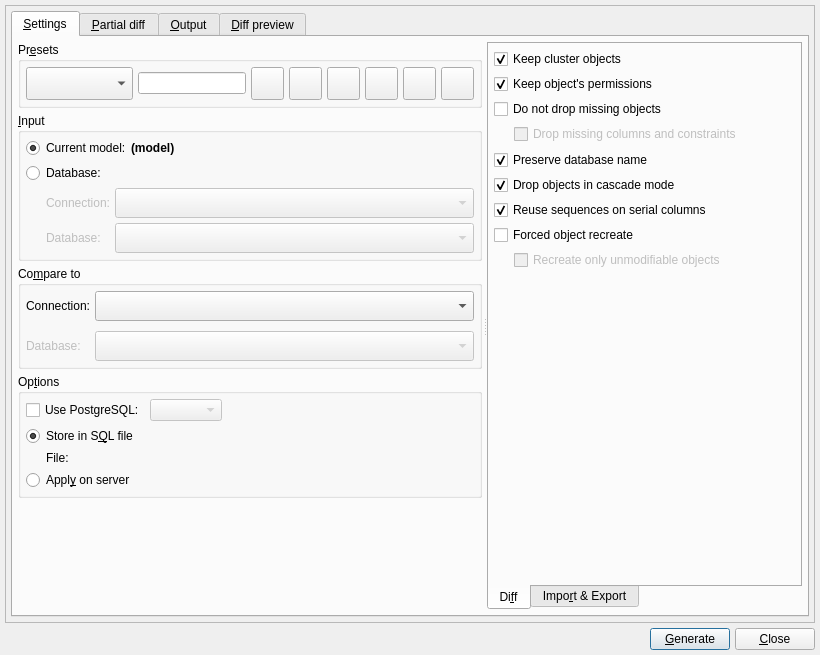
First picture: the form in libs/libgui/ui/tools/modeldatabasediffform.ui, repository pgmodeler/pgmodeler, before the edit.
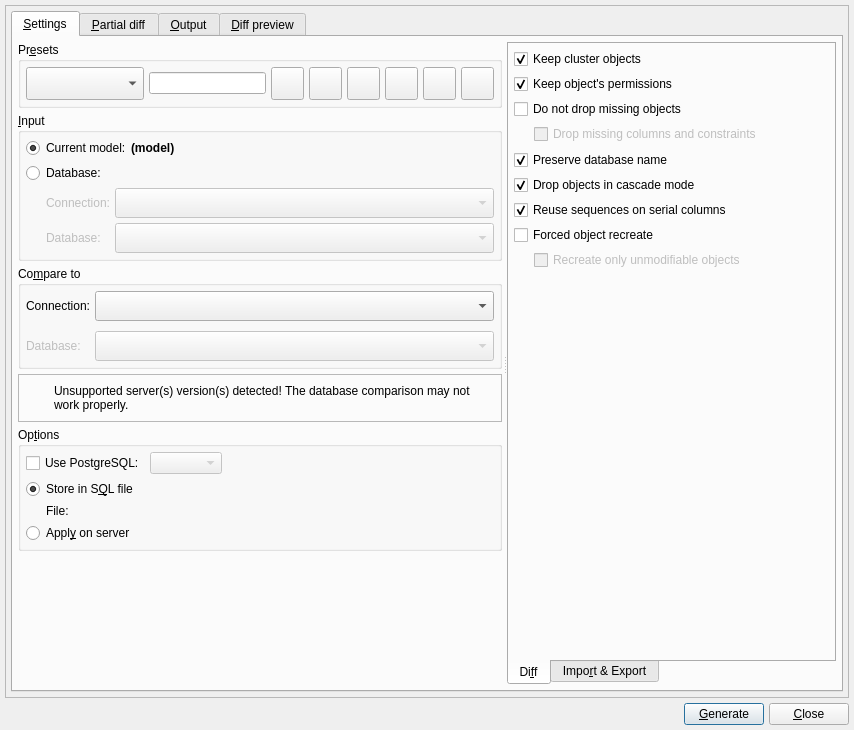
Second picture: the form after the edit. Icons and pictures are not drawn.

Commit message:
Created the methods Connection::isServerSupported and Catalog::isServerSupported
Added alerts on DatabaseImportForm and ModelDatabaseDiffForm about
unsupported server versions

Patch:
```diff
--- a/libs/libgui/ui/tools/modeldatabasediffform.ui
+++ b/libs/libgui/ui/tools/modeldatabasediffform.ui
@@ -9,8 +9,8 @@
    <rect>
     <x>0</x>
     <y>0</y>
-    <width>820</width>
-    <height>655</height>
+    <width>854</width>
+    <height>730</height>
    </rect>
   </property>
   <property name="sizePolicy">
@@ -22,7 +22,7 @@
   <property name="minimumSize">
    <size>
     <width>820</width>
-    <height>655</height>
+    <height>730</height>
    </size>
   </property>
   <property name="maximumSize">
@@ -726,6 +726,91 @@
                 </layout>
                </widget>
               </item>
+              <item>
+               <widget class="QFrame" name="pg_version_alert_frm">
+                <property name="sizePolicy">
+                 <sizepolicy hsizetype="Preferred" vsizetype="Fixed">
+                  <horstretch>0</horstretch>
+                  <verstretch>0</verstretch>
+                 </sizepolicy>
+                </property>
+                <property name="minimumSize">
+                 <size>
+                  <width>0</width>
+                  <height>48</height>
+                 </size>
+                </property>
+                <property name="frameShape">
+                 <enum>QFrame::StyledPanel</enum>
+                </property>
+                <property name="frameShadow">
+                 <enum>QFrame::Raised</enum>
+                </property>
+                <layout class="QGridLayout" name="gridLayout_19">
+                 <property name="leftMargin">
+                  <number>5</number>
+                 </property>
+                 <property name="topMargin">
+                  <number>5</number>
+                 </property>
+                 <property name="rightMargin">
+                  <number>5</number>
+                 </property>
+                 <property name="bottomMargin">
+                  <number>5</number>
+                 </property>
+                 <property name="spacing">
+                  <number>5</number>
+                 </property>
+                 <item row="0" column="0">
+                  <widget class="QLabel" name="icon_lbl_5">
+                   <property name="minimumSize">
+                    <size>
+                     <width>25</width>
+                     <height>25</height>
+                    </size>
+                   </property>
+                   <property name="maximumSize">
+                    <size>
+                     <width>25</width>
+                     <height>25</height>
+                    </size>
+                   </property>
+                   <property name="text">
+                    <string/>
+                   </property>
+                   <property name="textFormat">
+                    <enum>Qt::AutoText</enum>
+                   </property>
+                   <property name="pixmap">
+                    <pixmap resource="../../res/resources.qrc">:/icons/icons/alert.png</pixmap>
+                   </property>
+                   <property name="scaledContents">
+                    <bool>true</bool>
+                   </property>
+                  </widget>
+                 </item>
+                 <item row="0" column="1">
+                  <widget class="QLabel" name="inv_version_warn_lbl_4">
+                   <property name="font">
+                    <font>
+                     <bold>false</bold>
+                     <underline>false</underline>
+                     <strikeout>false</strikeout>
+                     <kerning>true</kerning>
+                    </font>
+                   </property>
+                   <property name="text">
+                    <string>Unsupported server(s) version(s) detected! The database comparison may not work properly.</string>
+                   </property>
+                   <property name="wordWrap">
+                    <bool>true</bool>
+                   </property>
+                  </widget>
+                 </item>
+                </layout>
+               </widget>
+              </item>
               <item>
                <widget class="QGroupBox" name="groupBox_3">
                 <property name="sizePolicy">
```
Left out of the diff: 48 changed lines with no effect on the pictures. The commit also changes 10 other files.
